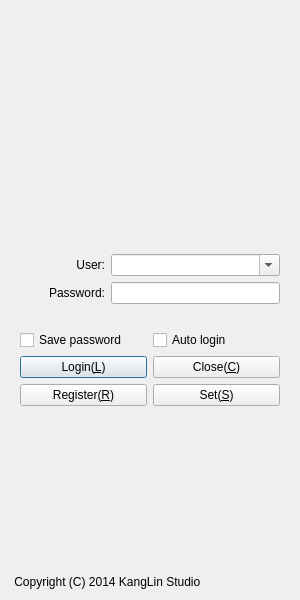
The window that Widgets/FrmLogin/FrmLogin.ui (KangLin/RabbitIm) describes before a commit, drawn with Qt 5.
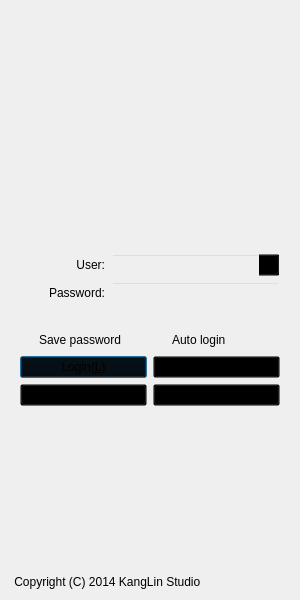
The same window after the commit. Icons and pictures are not drawn.

Commit message: 修改登录窗口背景和about窗口

Patch:
```diff
--- a/Widgets/FrmLogin/FrmLogin.ui
+++ b/Widgets/FrmLogin/FrmLogin.ui
@@ -56,6 +56,12 @@
        <height>16777215</height>
       </size>
      </property>
+     <property name="autoFillBackground">
+      <bool>false</bool>
+     </property>
+     <property name="styleSheet">
+      <string notr="true">background-color: transparent</string>
+     </property>
      <layout class="QGridLayout" name="gridLayout">
       <item row="0" column="0">
        <layout class="QHBoxLayout" name="horizontalLayout_6">
```
The commit also changes 7 other files.
